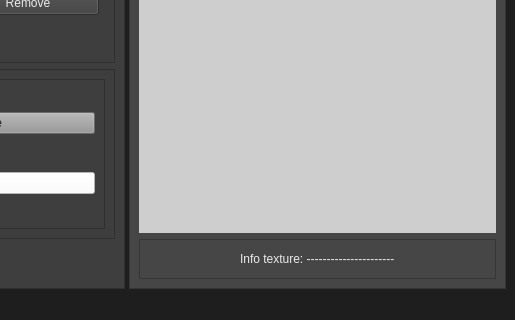
This is mainwindow.ui in Paniagua96/PaniCPacker as Qt 5 draws it before an edit; both pictures show x 445 to 960 and y 400 to 720 of the 960 by 720 pixel window. The edited form follows.
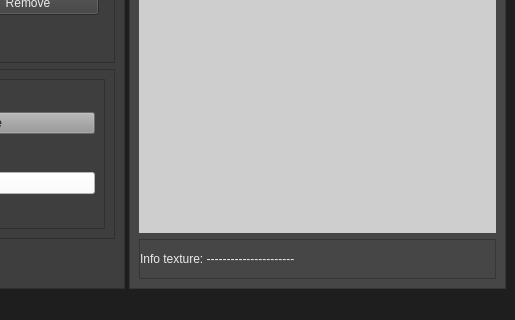
This is the edited form. Icons and pictures are not drawn.

What changed in the file:
```diff
--- a/mainwindow.ui
+++ b/mainwindow.ui
@@ -1562,13 +1562,16 @@
            <enum>QFrame::Shadow::Raised</enum>
           </property>
           <layout class="QHBoxLayout" name="horizontalLayout_15">
+           <property name="leftMargin">
+            <number>0</number>
+           </property>
            <property name="topMargin">
             <number>3</number>
            </property>
            <property name="bottomMargin">
             <number>3</number>
            </property>
-           <item alignment="Qt::AlignmentFlag::AlignHCenter">
+           <item alignment="Qt::AlignmentFlag::AlignLeft">
             <widget class="QLabel" name="lbl_texInfo">
              <property name="sizePolicy">
               <sizepolicy hsizetype="Preferred" vsizetype="Expanding">
```
